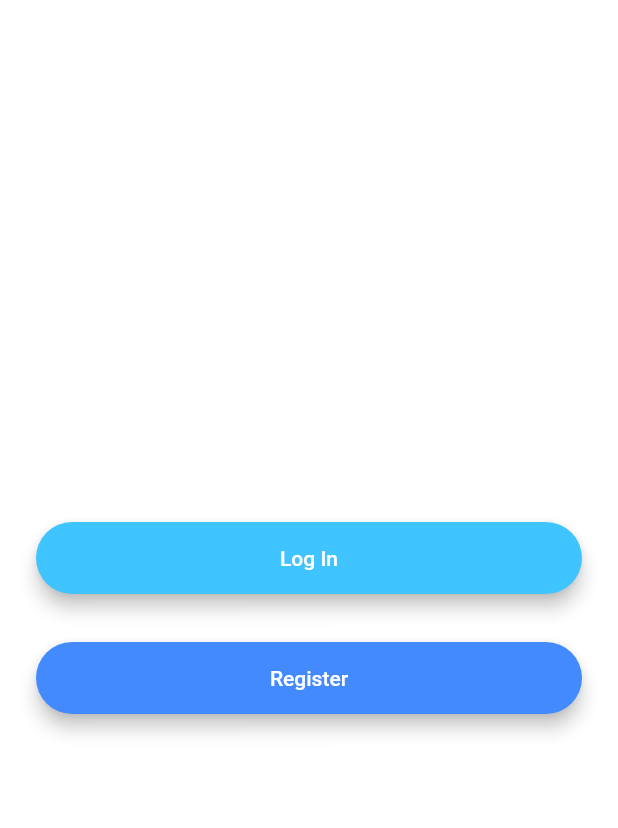
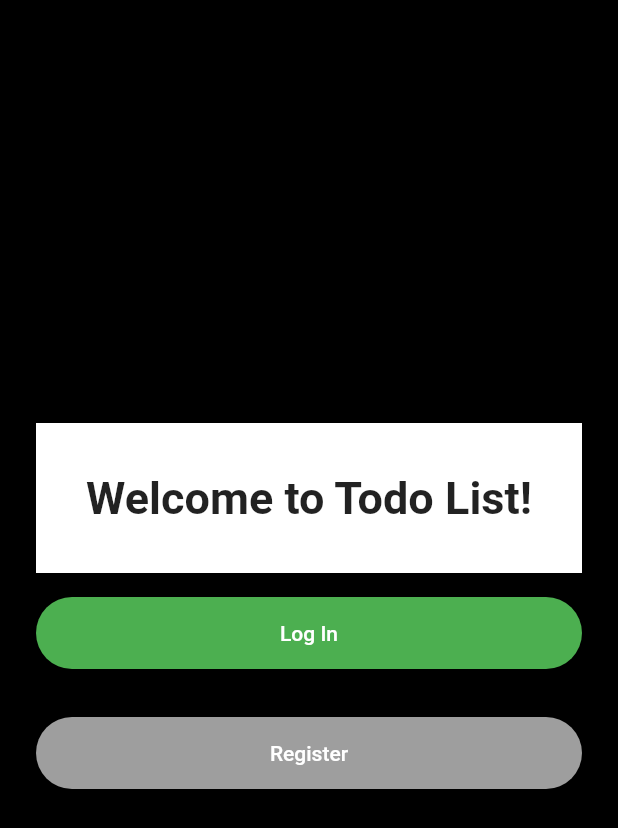
Before and after one commit to ScottJohnson02/flutter-todo-list, a Flutter app: the screen it shows after launch, on a phone screen of 412 x 824 dp. Shown: the top 828 px of the screen. Run offline on Flutter 3.47's test engine with Material 2 defaults, Android fonts, the phone set to English and light mode, and no system bars; our stand-ins replace firebase_auth, firebase_core, modal_progress_hud; accounts and stored records are empty.

Commit message:
added basic welcome screen / logo

```diff
--- a/lib/welcome.dart
+++ b/lib/welcome.dart
@@ -10,22 +10,31 @@ class _WelcomeState extends State<Welcome> {
   @override
   Widget build(BuildContext context) {
     return Scaffold(
-        backgroundColor: Colors.white,
+        backgroundColor: Colors.black,
         body: Padding(
           padding: EdgeInsets.symmetric(horizontal: 24.0),
           child: Column(
               mainAxisAlignment: MainAxisAlignment.center,
               crossAxisAlignment: CrossAxisAlignment.stretch,
               children: <Widget>[
+                Container(
+                    width: 550,
+                    height: 100,
+                    decoration: BoxDecoration(color: Colors.white),
+                    child: Container(
+                        alignment: Alignment.center,
+                        child: Text('Welcome to Todo List!',
+                            style: TextStyle(
+                                fontSize: 30, fontWeight: FontWeight.bold)))),
                 RoundedButton(
-                  colour: Colors.lightBlueAccent,
+                  colour: Colors.green,
                   title: 'Log In',
                   onPressed: () {
                     Navigator.pushNamed(context, 'login_screen');
                   },
                 ),
                 RoundedButton(
-                    colour: Colors.blueAccent,
+                    colour: Colors.grey,
                     title: 'Register',
                     onPressed: () {
                       Navigator.pushNamed(context, 'registration_screen');
```
